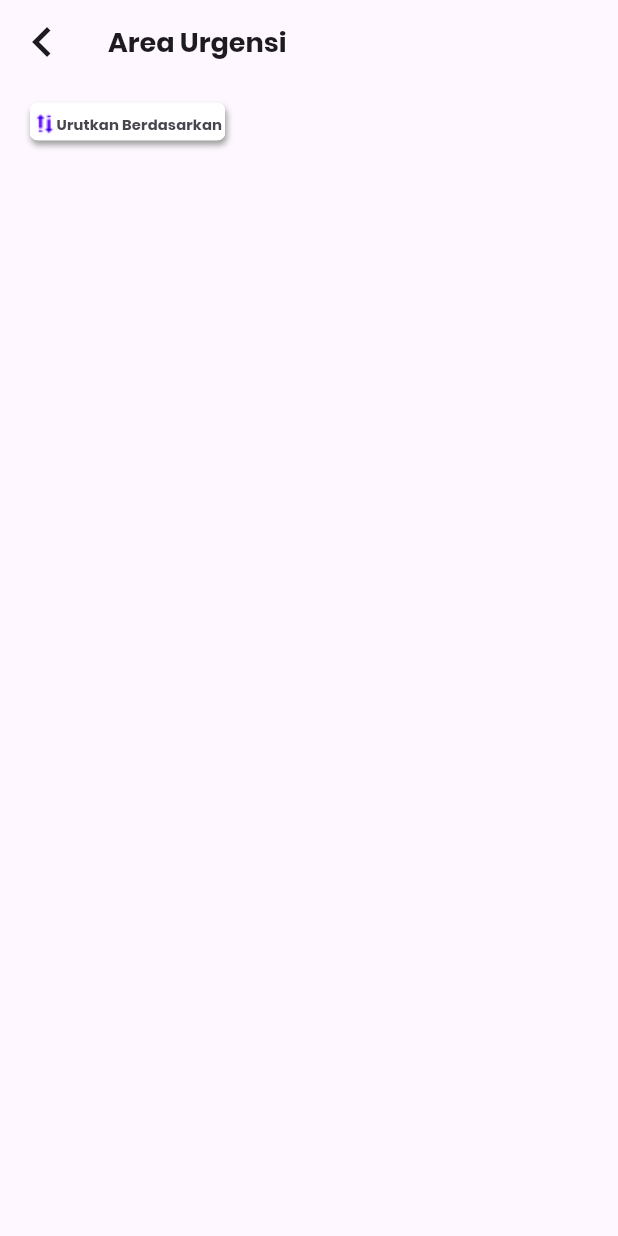
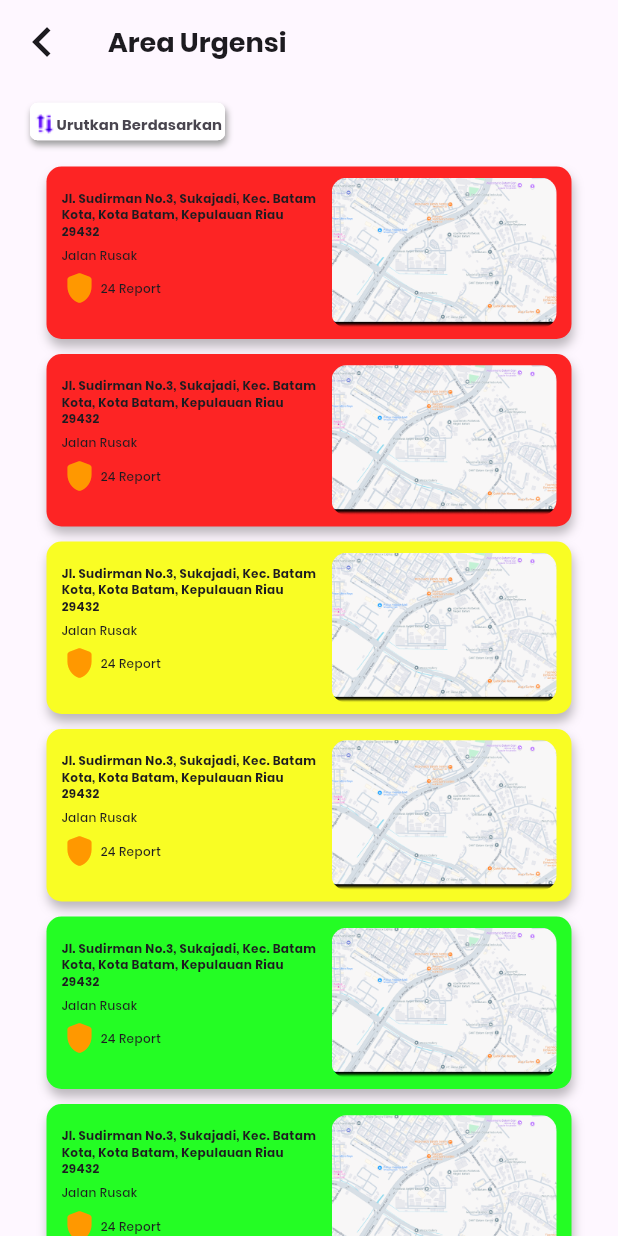
Before and after one commit to kaminariwhat/PBL20KMIPN, a Flutter app: the RecommendationsScreen screen opened by its route, on a phone screen of 412 x 824 dp. Run offline on Flutter 3.47's test engine with Material 3 defaults, Android fonts, the phone set to English and light mode, and no system bars; missing offline and left inert: filter_list, flutter_osm_plugin.

Commit message:
Update halaman rekomendasi widget

```diff
--- a/lib/screens/rekomendasi.dart
+++ b/lib/screens/rekomendasi.dart
@@ -1,3 +1,4 @@
+import 'package:balap_in/widgets/rekomendasiwidget.dart';
 import 'package:flutter/material.dart';
 
 bool showAdditionalChip = false;
@@ -187,8 +188,31 @@ class _RecommendationsScreenState extends State<RecommendationsScreen> {
                   ),
                   //WIDGET 3 URUTKAN END
 
+                  //WIDGET REKOMENDASI START
+                  ListView.builder(
+                    shrinkWrap: true,
+                    physics: const NeverScrollableScrollPhysics(),
+                    itemCount: 6,
+                    itemBuilder: (context, index) {
+                      List<Color> colors = [
+                          const Color.fromARGB(255, 253, 36, 36),
+                          const Color.fromARGB(255, 253, 36, 36),
+                          const Color.fromARGB(255, 249, 253, 36),
+                          const Color.fromARGB(255, 249, 253, 36),
+                          const Color.fromARGB(255, 36, 253, 36),
+                          const Color.fromARGB(255, 36, 253, 36),
+                        ];
 
-
+                        Color bgColor = colors[index % colors.length];
+                      return InkWell(
+                        onTap: () {
+                          Navigator.pushNamed(context, '/isilapor');
+                        },
+                        child: RekomendasiWidget(color: bgColor),
+                      );
+                    },
+                    )
+                  //WIDGET REKOMENDASI END
                 ],
               ),
             ),
--- /dev/null
+++ b/lib/widgets/rekomendasiwidget.dart
@@ -0,0 +1,111 @@
+import 'package:flutter/material.dart';
+
+class RekomendasiWidget extends StatelessWidget {
+  final Color color;
+
+  const RekomendasiWidget({super.key, required this.color});
+
+
+  @override
+  Widget build(BuildContext context) {
+    return Center(
+      child: Padding(
+        padding: const EdgeInsets.symmetric(vertical: 5),
+        child: Container(
+          height: 115,
+          width: 350,
+          decoration: BoxDecoration(
+            color: color,
+            borderRadius: BorderRadius.circular(10),
+            boxShadow: const [
+                BoxShadow(
+                offset: Offset(1.0, 5.0),
+                blurRadius: 5.0,
+                color: Colors.black26,
+              ),
+            ],
+          ),
+          child: Row(
+            mainAxisAlignment: MainAxisAlignment.start,
+            children: <Widget>[
+              Column(
+                crossAxisAlignment: CrossAxisAlignment.start,
+                children: <Widget>[
+                  Container(
+                    width: 170,
+                    margin: const EdgeInsets.only(
+                      left: 10,
+                      top: 15,
+                    ),
+                    child: const Text(
+                      'Jl. Sudirman No.3, Sukajadi, Kec. Batam Kota, Kota Batam, Kepulauan Riau 29432',
+                      style: TextStyle(
+                        fontSize: 8,
+                        fontFamily: "Poppins",
+                        fontWeight: FontWeight.bold,
+                      ),
+                    ),
+                  ),
+                  Container(
+                    width: 170,
+                    margin: const EdgeInsets.only(
+                      left: 10,
+                      top: 5,
+                    ),
+                    child: const Text(
+                      'Jalan Rusak',
+                      style: TextStyle(
+                        fontSize: 8,
+                        fontFamily: "Poppins",
+                      ),
+                    ),
+                  ),
+                  Container(
+                    width: 170,
+                    margin: const EdgeInsets.only(
+                      left: 10,
+                      top: 5,
+                    ),
+                    child: const Row(
+                      children: [
+                        Icon(
+                          Icons.shield_rounded,
+                          color: Colors.orange,
+                        ),
+                        SizedBox(width: 2,),
+                        Text(
+                          '24 Report',
+                          style: TextStyle(
+                            fontSize: 8,
+                            fontFamily: "Poppins",
+                          ),
+                        ),
+                      ],
+                    ),
+                  ),
+                ],
+              ),
+              SizedBox(
+                child: Container(
+                  margin: const EdgeInsets.only(
+                    left: 10,
+                    right: 5
+                    ),
+                  height: 100,
+                  width: 150,
+                  decoration: BoxDecoration(
+                    borderRadius: BorderRadius.circular(10),
+                    image: const DecorationImage(
+                      image: AssetImage('assets/images/peta.png'),
+                      fit: BoxFit.cover,
+                    ),
+                  ),
+                ),
+              ),
+            ],
+          ),
+        ),
+      ),
+    );
+  }
+}
```
